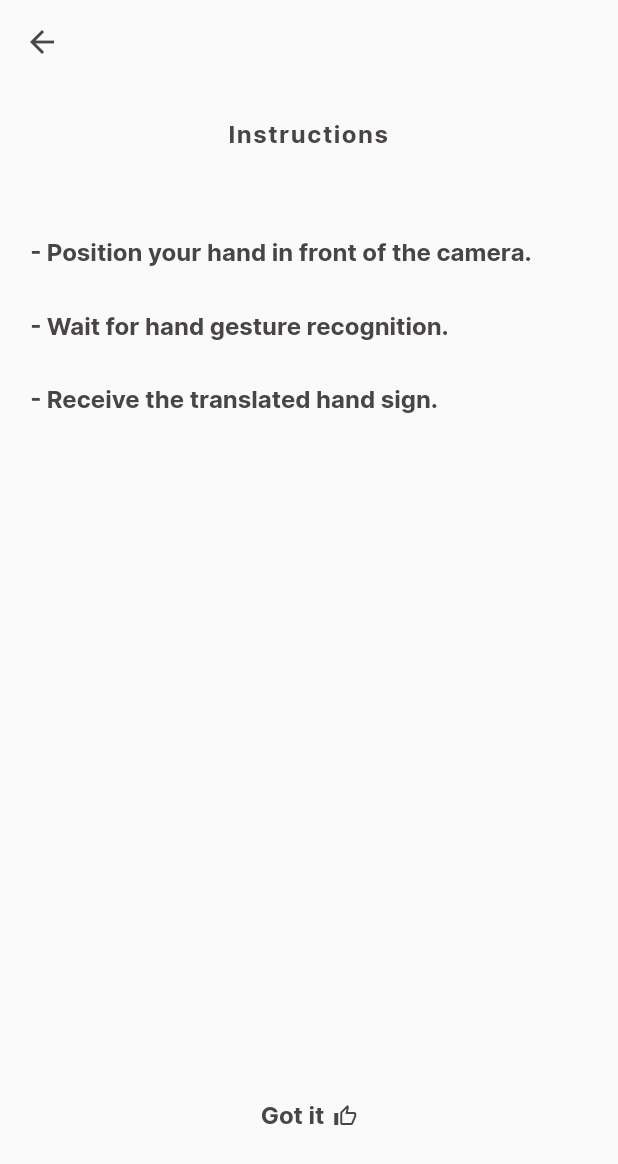
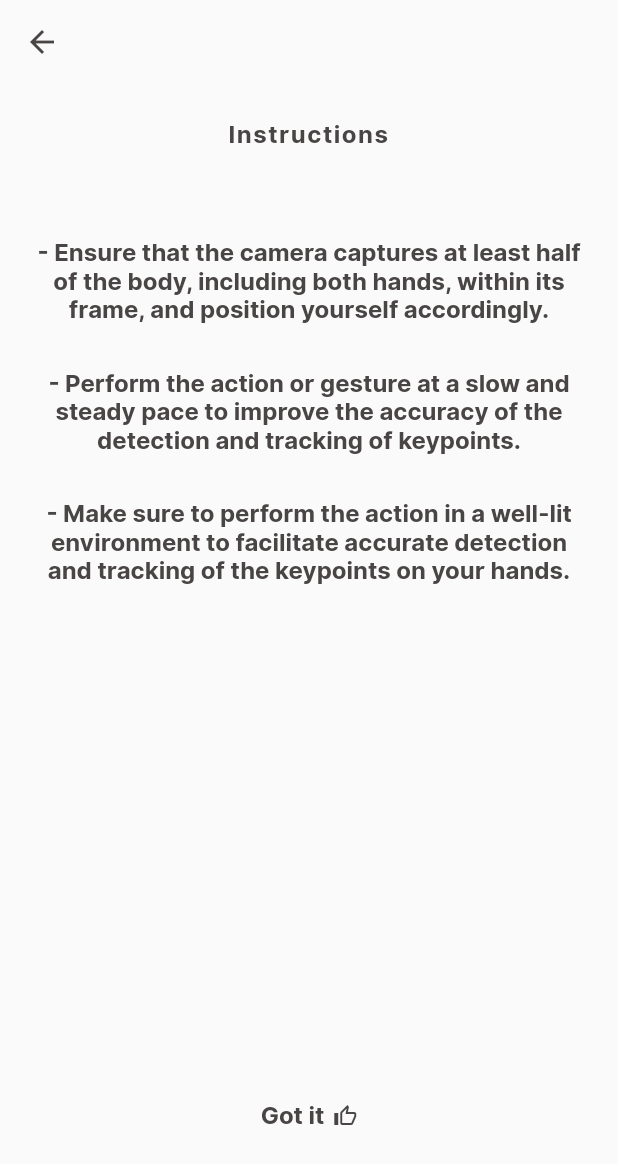
Before and after one commit to salwankajas/Signicate, a Flutter app: the ThirdPage screen opened directly, on a phone screen of 412 x 824 dp. Shown: the top 1164 px of the screen. Run offline on Flutter 3.47's test engine with Material 2 defaults, Android fonts, the phone set to English and light mode, and no system bars; our stand-ins replace camera, permission_handler; missing offline and left inert: app_settings, dart:ffi, protobuf.

Commit message:
Update third.dart

```diff
--- a/lib/screens/third.dart
+++ b/lib/screens/third.dart
@@ -35,7 +35,7 @@ class ThirdPage extends StatelessWidget {
             Align(
               alignment: Alignment.centerLeft,
               child: Text(
-                "- Position your hand in front of the camera.",
+                "- Ensure that the camera captures at least half of the body, including both hands, within its frame, and position yourself accordingly.",
                 textAlign: TextAlign.center,
                 style: TextStyle(
                   fontWeight: FontWeight.w600,
@@ -49,7 +49,7 @@ class ThirdPage extends StatelessWidget {
             Align(
               alignment: Alignment.centerLeft,
               child: Text(
-                "- Wait for hand gesture recognition.",
+                "- Perform the action or gesture at a slow and steady pace to improve the accuracy of the detection and tracking of keypoints.",
                 textAlign: TextAlign.center,
                 style: TextStyle(
                   fontWeight: FontWeight.w600,
@@ -63,7 +63,7 @@ class ThirdPage extends StatelessWidget {
             Align(
               alignment: Alignment.centerLeft,
               child: Text(
-                "- Receive the translated hand sign.",
+                "- Make sure to perform the action in a well-lit environment to facilitate accurate detection and tracking of the keypoints on your hands.",
                 textAlign: TextAlign.center,
                 style: TextStyle(
                   fontWeight: FontWeight.w600,
```
